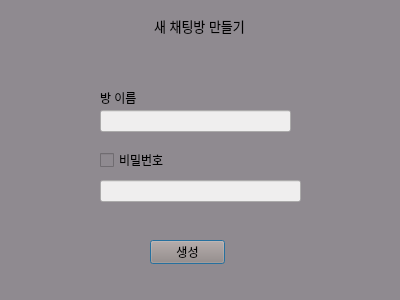
Old version of the form src/client/gui/createRoom.ui in the repository TaehyunJeon0203/lanssenger.
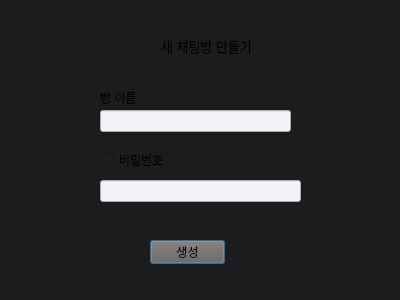
New version of the form.

```diff
--- a/src/client/gui/createRoom.ui
+++ b/src/client/gui/createRoom.ui
@@ -14,13 +14,13 @@
    <string>Dialog</string>
   </property>
   <property name="styleSheet">
-   <string notr="true">background-color: rgb(143, 138, 144)</string>
+   <string notr="true">background-color: #1C1C1E</string>
   </property>
   <widget class="QLabel" name="createRoomlabel">
    <property name="geometry">
     <rect>
-     <x>133</x>
-     <y>10</y>
+     <x>140</x>
+     <y>30</y>
      <width>131</width>
      <height>31</height>
     </rect>
@@ -31,7 +31,7 @@
     </font>
    </property>
    <property name="styleSheet">
-    <string notr="true">background-color: rgb(143, 138, 144)</string>
+    <string notr="true"/>
    </property>
    <property name="text">
     <string>새 채팅방 만들기</string>
@@ -53,7 +53,7 @@
     </rect>
    </property>
    <property name="styleSheet">
-    <string notr="true">background-color:#EFEEEE;
+    <string notr="true">background-color:#F2F2F7;
 color: #26313E; 
 </string>
    </property>
@@ -81,9 +81,8 @@
     </rect>
    </property>
    <property name="styleSheet">
-    <string notr="true">background-color:#EFEEEE;
-color: #26313E; 
-</string>
+    <string notr="true">background-color:#F2F2F7;
+color: #26313E; </string>
    </property>
   </widget>
   <widget class="QLabel" name="setRoomNamelabel">
@@ -109,7 +108,7 @@
     </rect>
    </property>
    <property name="styleSheet">
-    <string notr="true">background-color: #9C857B</string>
+    <string notr="true">background-color: #6C5952</string>
    </property>
    <property name="text">
     <string>생성</string>
```
